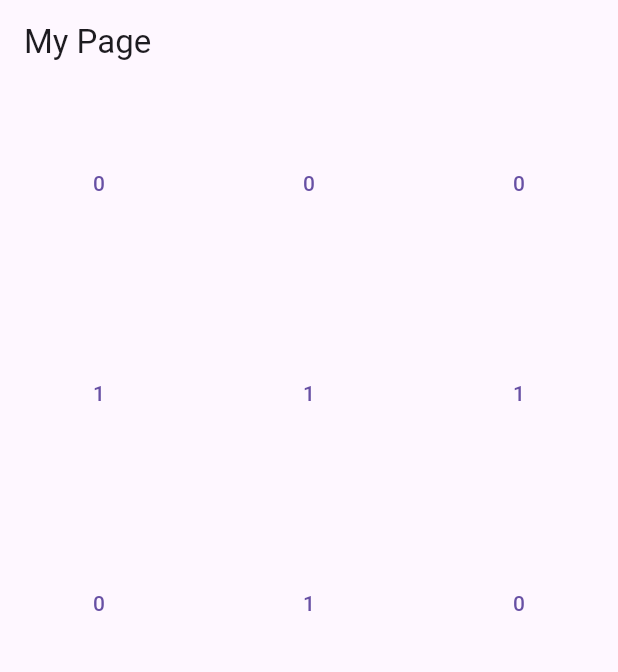
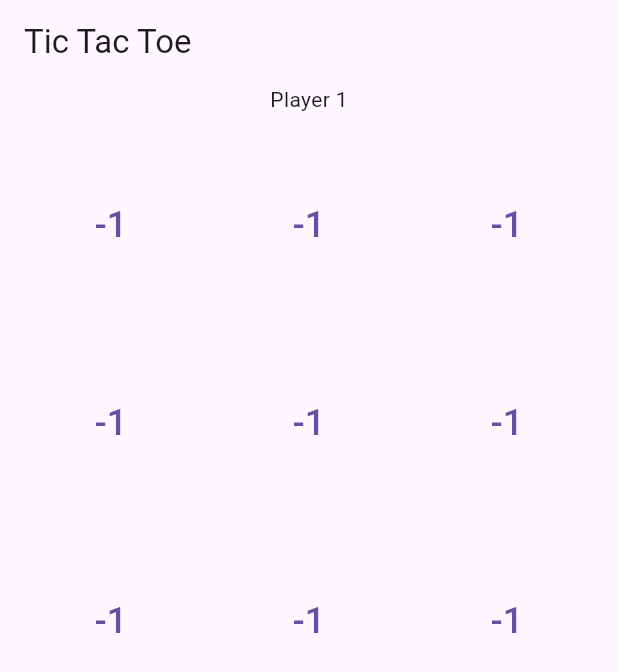
Before and after one commit to Quantompixel/mobile_tic_tac_toe, a Flutter app: the screen it shows after launch, on a phone screen of 412 x 824 dp. Shown: the top 672 px of the screen. Run offline on Flutter 3.47's test engine with Material 3 defaults, Android fonts, the phone set to English and light mode, and no system bars.

Commit message:
player switching, checking for a win works

```diff
--- a/lib/main.dart
+++ b/lib/main.dart
@@ -1,72 +1,133 @@
-// https://docs.flutter.dev/get-started/fundamentals/state-management
-
 import 'package:flutter/material.dart';
 
 void main() {
-  runApp(MainApp());
+  runApp(const MainApp());
 }
 
 class MainApp extends StatelessWidget {
-  MainApp({super.key});
-  // var ticTacToeGrid = [0, 0, 0, 1, 1, 1, 0, 1, 0];
-  var ticTacToeGridNotifier = TicTacToeGridNotifier();
+  const MainApp({super.key});
+
+  /// Our “static” starting grid.
+  static List<int> ticTacToeGrid = [-1, -1, -1, -1, -1, -1, -1, -1, -1];
+  static final ticTacToeGridNotifier = TicTacToeGridNotifier(ticTacToeGrid);
+  static ValueNotifier<int> playerIndexNotifier = ValueNotifier(0);
 
   @override
   Widget build(BuildContext context) {
+    ticTacToeGridNotifier.reset();
     return MaterialApp(
       debugShowCheckedModeBanner: false,
       home: Scaffold(
-        appBar: AppBar(title: const Text('My Page')),
-        body: GridView.builder(
-          gridDelegate: SliverGridDelegateWithFixedCrossAxisCount(
-            crossAxisCount: 3, // three items per row
+        appBar: AppBar(title: const Text('Tic Tac Toe')),
+        body: Column(
+          children: [
+            ValueListenableBuilder(
+              valueListenable: playerIndexNotifier,
+              builder: (context, value, child) {
+                return Text('Player ${(value + 1).toString()}');
+              },
+            ),
+            Expanded(
+              child: GridView.builder(
+                padding: const EdgeInsets.all(12),
+                gridDelegate: const SliverGridDelegateWithFixedCrossAxisCount(
+                  crossAxisCount: 3,
                   mainAxisSpacing: 8,
                   crossAxisSpacing: 8,
                 ),
-          itemCount: 9, // 3 rows × 3 columns
+                itemCount: 9,
                 itemBuilder: (context, index) {
                   return Center(
                     child: TextButton(
+                      // Rebuild each cell whenever the notifier changes.
                       child: ListenableBuilder(
                         listenable: ticTacToeGridNotifier,
                         builder: (context, child) {
-                    return Text(ticTacToeGridNotifier.ticTacToeGrid[index].toString());
+                          return Text(
+                            ticTacToeGridNotifier.ticTacToeGrid[index].toString(),
+                            style: const TextStyle(fontSize: 24),
+                          );
                         },
                       ),
                       onPressed: () {
-                  ticTacToeGridNotifier.setField(index);
+                        ticTacToeGridNotifier.setField(index, playerIndexNotifier.value);
+                        playerIndexNotifier.value = (playerIndexNotifier.value == 1) ? 0 : 1;
                       },
                     ),
                   );
                 },
               ),
             ),
+          ],
+        ),
+      ),
     );
   }
 }
 
-/*
-class TicTacToeButton extends StatelessWidget {
-  TicTacToeButton({super.key});
-  var ticTacToeGridNotifier = TicTacToeGridNotifier();
+class TicTacToeGridNotifier extends ChangeNotifier {
+  final List<int> _ticTacToeGrid;
+  TicTacToeGridNotifier(this._ticTacToeGrid);
 
-  @override
-  Widget build(BuildContext context) {
-    return TextButton(
-      child: ListenableBuilder(
-        listenable: ticTacToeGridNotifier,
-        builder: builder
-      ),
-    );
-  }
-}*/
-
-class TicTacToeGridNotifier extends ChangeNotifier {
-  final List<int> _ticTacToeGrid = [0, 0, 0, 1, 1, 1, 0, 1, 0];
   List<int> get ticTacToeGrid => _ticTacToeGrid;
 
-  void setField(index) {
-    _ticTacToeGrid[index] = (_ticTacToeGrid[index] == 1) ? 0 : 1;
+  void setField(int index, int playerIndex) {
+    // Example toggle logic; adjust to your own game logic.
+    if(ticTacToeGrid[index] == -1) {
+      ticTacToeGrid[index] = playerIndex;
+    }
+    checkForWin();
+    notifyListeners();
+  }
+
+  bool checkForWin() {
+    List<List<int>> winningPositions = [
+      // rows
+      [1, 1, 1, 0, 0, 0, 0, 0, 0],
+      [0, 0, 0, 1, 1, 1, 0, 0, 0],
+      [0, 0, 0, 0, 0, 0, 1, 1, 1],
+      // columns
+      [1, 0, 0, 1, 0, 0, 1, 0, 0],
+      [0, 1, 0, 0, 1, 0, 0, 1, 0],
+      [0, 0, 1, 0, 0, 1, 0, 0, 1],
+      // Cross
+      [1, 0, 0, 0, 1, 0, 0, 0, 1],
+      [0, 0, 1, 0, 1, 0, 1, 0, 0],
+    ];
+
+    for(int positionIndex = 0; positionIndex < winningPositions.length; positionIndex++) {
+      List<int> winningPosition = winningPositions[positionIndex];
+      int firstFieldClaimedByPlayer = -1;
+      int counter = 0;
+
+      for(int fieldIndex = 0; fieldIndex < winningPosition.length; fieldIndex++) {
+        if(winningPosition[fieldIndex] == 0) continue;
+        if(ticTacToeGrid[fieldIndex] == -1) break;
+
+        int field = ticTacToeGrid[fieldIndex];
+        if(firstFieldClaimedByPlayer == -1) {
+          firstFieldClaimedByPlayer = field;
+        }
+
+        if(field != firstFieldClaimedByPlayer) break;
+
+        counter++;
+
+        print('DEBUG | c: $counter, f: $field, $winningPosition, $firstFieldClaimedByPlayer');
+      }
+
+      if(counter == 3) {
+        print('WIN: $winningPosition, $firstFieldClaimedByPlayer');
+        return true;
+      }
+    }
+    return false;
+  }
+
+  void reset() {
+    for(int index = 0; index < ticTacToeGrid.length; index++) {
+      ticTacToeGrid[index] = -1;
       notifyListeners();
     }
   }
+}
```
Lines whose indentation alone changed are shown as unchanged.
